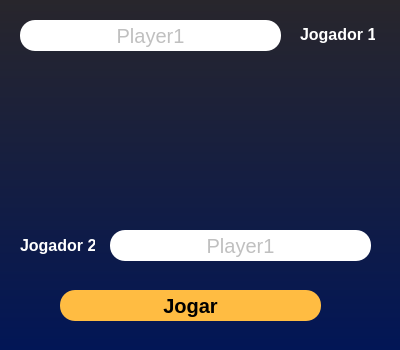
Old version of the form PvP.ui in the repository PabloBezerra/Primeiro-game.
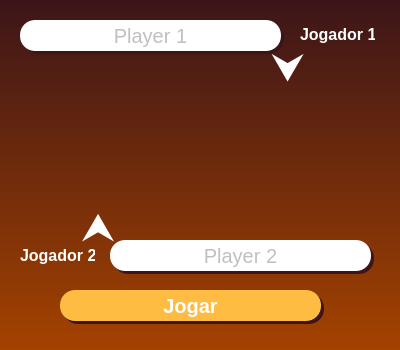
New version of the form.

Diff of the .ui file:
```diff
--- a/PvP.ui
+++ b/PvP.ui
@@ -14,7 +14,7 @@
    <string>PvP</string>
   </property>
   <property name="styleSheet">
-   <string notr="true">background-color: qlineargradient(spread:pad, x1:1, y1:1, x2:1, y2:0, stop:0 rgba(2, 22, 86, 255), stop:1 rgba(40, 38, 44, 255));</string>
+   <string notr="true">background-color: qlineargradient(spread:pad, x1:1, y1:1, x2:1, y2:0, stop:0 rgba(164, 66, 0, 255), stop:1 rgba(60, 21, 24, 255));</string>
   </property>
   <widget class="QWidget" name="centralwidget">
    <widget class="QLabel" name="label_5">
@@ -43,10 +43,10 @@
    <widget class="QLabel" name="caixaO">
     <property name="geometry">
      <rect>
-      <x>240</x>
-      <y>80</y>
-      <width>121</width>
-      <height>111</height>
+      <x>230</x>
+      <y>90</y>
+      <width>131</width>
+      <height>121</height>
      </rect>
     </property>
     <property name="styleSheet">
@@ -63,7 +63,7 @@
     <property name="geometry">
      <rect>
       <x>20</x>
-      <y>235</y>
+      <y>245</y>
       <width>75</width>
       <height>21</height>
      </rect>
@@ -85,10 +85,10 @@
    <widget class="QLabel" name="caixaX">
     <property name="geometry">
      <rect>
-      <x>50</x>
-      <y>80</y>
-      <width>110</width>
-      <height>110</height>
+      <x>40</x>
+      <y>90</y>
+      <width>121</width>
+      <height>121</height>
      </rect>
     </property>
     <property name="styleSheet">
@@ -120,14 +120,14 @@
      <set>Qt::AlignCenter</set>
     </property>
     <property name="placeholderText">
-     <string>Player1</string>
+     <string>Player 1</string>
     </property>
    </widget>
    <widget class="QLineEdit" name="player_2">
     <property name="geometry">
      <rect>
       <x>110</x>
-      <y>230</y>
+      <y>240</y>
       <width>261</width>
       <height>31</height>
      </rect>
@@ -142,7 +142,10 @@
      <set>Qt::AlignCenter</set>
     </property>
     <property name="placeholderText">
-     <string>Player1</string>
+     <string>Player 2</string>
+    </property>
+    <property name="cursorMoveStyle">
+     <enum>Qt::LogicalMoveStyle</enum>
     </property>
    </widget>
    <widget class="QPushButton" name="play">
@@ -162,14 +165,122 @@
     </property>
     <property name="styleSheet">
      <string notr="true">background-color: rgb(255, 188, 66);
-color: rgbrgb(40, 38, 44);
+color: rgba(255, 255, 255, 254);
 border-radius: 15px;
-font-size:20px</string>
+font-size:20px;</string>
     </property>
     <property name="text">
      <string>Jogar</string>
     </property>
    </widget>
+   <widget class="QLabel" name="label_2">
+    <property name="geometry">
+     <rect>
+      <x>63</x>
+      <y>293</y>
+      <width>261</width>
+      <height>31</height>
+     </rect>
+    </property>
+    <property name="styleSheet">
+     <string notr="true">background-color: rgb(60, 21, 24);
+color: rgb(40, 38, 44);
+border-radius:15px</string>
+    </property>
+    <property name="text">
+     <string/>
+    </property>
+   </widget>
+   <widget class="QLabel" name="label_3">
+    <property name="geometry">
+     <rect>
+      <x>113</x>
+      <y>243</y>
+      <width>261</width>
+      <height>31</height>
+     </rect>
+    </property>
+    <property name="styleSheet">
+     <string notr="true">background-color: rgb(60, 21, 24);
+color: rgb(40, 38, 44);
+border-radius:15px</string>
+    </property>
+    <property name="text">
+     <string/>
+    </property>
+   </widget>
+   <widget class="QLabel" name="label_4">
+    <property name="geometry">
+     <rect>
+      <x>23</x>
+      <y>23</y>
+      <width>261</width>
+      <height>31</height>
+     </rect>
+    </property>
+    <property name="styleSheet">
+     <string notr="true">background-color: rgb(60, 21, 24);
+color: rgb(40, 38, 44);
+border-radius:15px</string>
+    </property>
+    <property name="text">
+     <string/>
+    </property>
+   </widget>
+   <widget class="QLabel" name="label">
+    <property name="geometry">
+     <rect>
+      <x>270</x>
+      <y>40</y>
+      <width>36</width>
+      <height>53</height>
+     </rect>
+    </property>
+    <property name="styleSheet">
+     <string notr="true">background-color: rgba(255, 255, 255, 0);
+color: rgb(255, 255, 255);
+font-size: 40px</string>
+    </property>
+    <property name="text">
+     <string>⮟</string>
+    </property>
+    <property name="alignment">
+     <set>Qt::AlignCenter</set>
+    </property>
+   </widget>
+   <widget class="QLabel" name="label_7">
+    <property name="geometry">
+     <rect>
+      <x>80</x>
+      <y>200</y>
+      <width>36</width>
+      <height>53</height>
+     </rect>
+    </property>
+    <property name="styleSheet">
+     <string notr="true">background-color: rgba(255, 255, 255, 0);
+color: rgb(255, 255, 255);
+font-size: 40px</string>
+    </property>
+    <property name="text">
+     <string>⮝</string>
+    </property>
+    <property name="alignment">
+     <set>Qt::AlignCenter</set>
+    </property>
+   </widget>
+   <zorder>label_4</zorder>
+   <zorder>label_3</zorder>
+   <zorder>label_2</zorder>
+   <zorder>label_5</zorder>
+   <zorder>caixaO</zorder>
+   <zorder>label_6</zorder>
+   <zorder>caixaX</zorder>
+   <zorder>player_1</zorder>
+   <zorder>player_2</zorder>
+   <zorder>play</zorder>
+   <zorder>label</zorder>
+   <zorder>label_7</zorder>
   </widget>
  </widget>
  <resources/>
```
Left out of the diff: 3 changed lines with no effect on the pictures.
